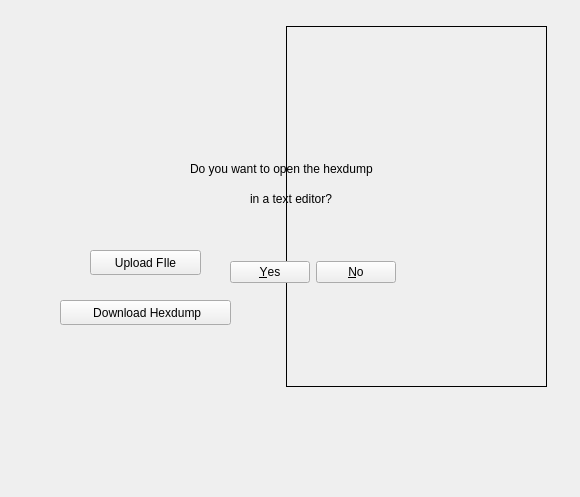
Before: the Qt Designer form Gabrielys/hexForm.ui in kevinrmedina/StegoCapstone, drawn with Qt 5.
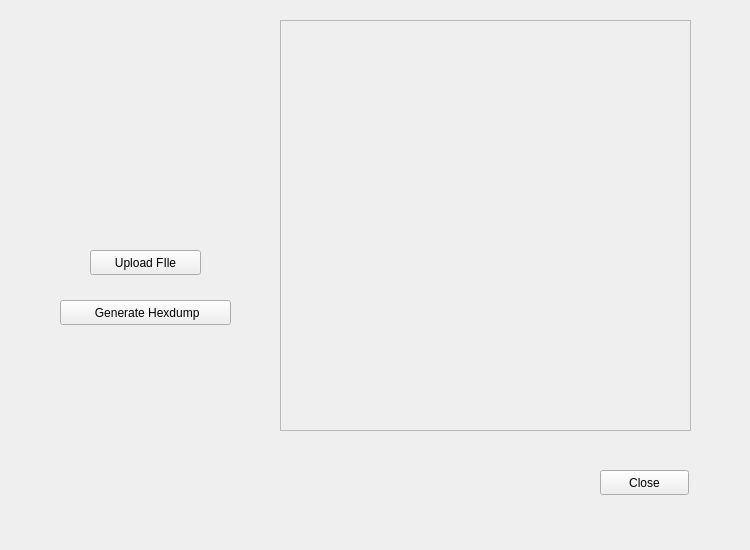
After: the same form once the commit is applied.

Diff of the .ui file:
```diff
--- a/Gabrielys/hexForm.ui
+++ b/Gabrielys/hexForm.ui
@@ -6,8 +6,8 @@
    <rect>
     <x>0</x>
     <y>0</y>
-    <width>580</width>
-    <height>497</height>
+    <width>750</width>
+    <height>550</height>
    </rect>
   </property>
   <property name="windowTitle">
@@ -23,7 +23,7 @@
     </rect>
    </property>
    <property name="text">
-    <string> Download Hexdump</string>
+    <string> Generate Hexdump</string>
    </property>
   </widget>
   <widget class="QPushButton" name="uploadButton">
@@ -39,73 +39,54 @@
     <string>Upload FIle</string>
    </property>
   </widget>
-  <widget class="QLabel" name="label">
+  <widget class="QScrollArea" name="scrollArea">
    <property name="geometry">
     <rect>
-     <x>286</x>
-     <y>26</y>
-     <width>261</width>
-     <height>361</height>
+     <x>280</x>
+     <y>20</y>
+     <width>411</width>
+     <height>411</height>
     </rect>
    </property>
-   <property name="frameShape">
-    <enum>QFrame::Box</enum>
+   <property name="widgetResizable">
+    <bool>true</bool>
    </property>
-   <property name="text">
-    <string/>
-   </property>
-  </widget>
-  <widget class="QStackedWidget" name="stackedWidget">
-   <property name="geometry">
-    <rect>
-     <x>140</x>
-     <y>100</y>
-     <width>341</width>
-     <height>231</height>
-    </rect>
-   </property>
-   <widget class="QWidget" name="page">
-    <widget class="QDialogButtonBox" name="buttonBox">
+   <widget class="QWidget" name="scrollAreaWidgetContents">
+    <property name="geometry">
+     <rect>
+      <x>0</x>
+      <y>0</y>
+      <width>409</width>
+      <height>409</height>
+     </rect>
+    </property>
+    <widget class="QLabel" name="label">
      <property name="geometry">
       <rect>
-       <x>90</x>
-       <y>160</y>
-       <width>166</width>
-       <height>25</height>
+       <x>26</x>
+       <y>16</y>
+       <width>361</width>
+       <height>371</height>
       </rect>
      </property>
-     <property name="standardButtons">
-      <set>QDialogButtonBox::No|QDialogButtonBox::Yes</set>
-     </property>
-    </widget>
-    <widget class="QLabel" name="label_2">
-     <property name="geometry">
-      <rect>
-       <x>50</x>
-       <y>60</y>
-       <width>241</width>
-       <height>17</height>
-      </rect>
-     </property>
      <property name="text">
-      <string>Do you want to open the hexdump </string>
-     </property>
-    </widget>
-    <widget class="QLabel" name="label_3">
-     <property name="geometry">
-      <rect>
-       <x>110</x>
-       <y>90</y>
-       <width>111</width>
-       <height>17</height>
-      </rect>
-     </property>
-     <property name="text">
-      <string>in a text editor?</string>
+      <string/>
      </property>
     </widget>
    </widget>
-   <widget class="QWidget" name="page_2"/>
+  </widget>
+  <widget class="QPushButton" name="pushButton">
+   <property name="geometry">
+    <rect>
+     <x>600</x>
+     <y>470</y>
+     <width>89</width>
+     <height>25</height>
+    </rect>
+   </property>
+   <property name="text">
+    <string>Close</string>
+   </property>
   </widget>
  </widget>
  <resources/>
```
